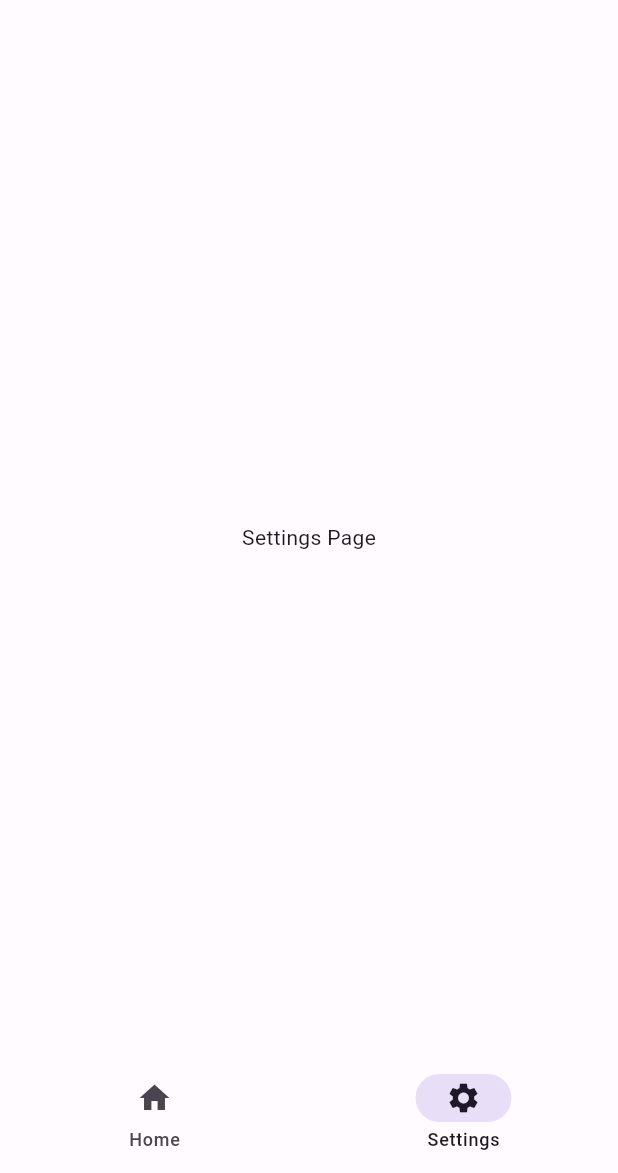
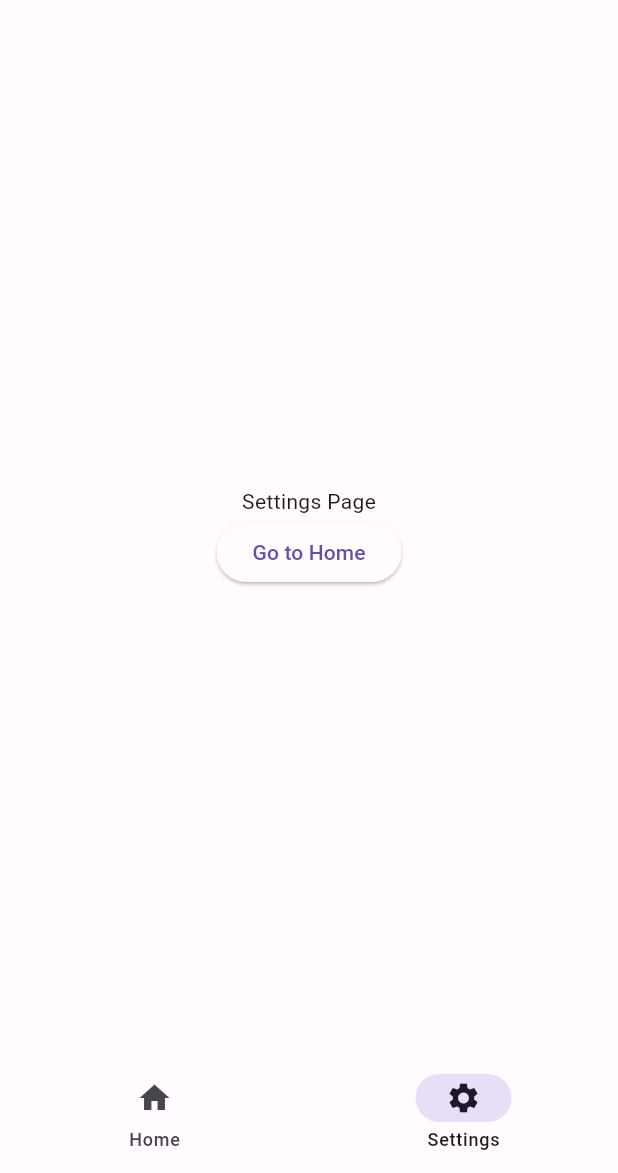
Before and after one commit to willyishmael/ToDo-App, a Flutter app: the screen it shows after launch, item 2 of the bottom bar chosen, on a phone screen of 412 x 824 dp, the part 63-1236 px from its top. Run offline on Flutter 3.47's test engine with Material 2 defaults, Android fonts, the phone set to English and light mode, and no system bars; our stand-ins replace go_router.

Commit message:
add navigation button for simulation

```diff
--- /dev/null
+++ b/lib/application/pages/settings/settings_page.dart
@@ -0,0 +1,25 @@
+import 'package:flutter/material.dart';
+import 'package:todo_app/application/routes/navigation_helper.dart';
+import 'package:todo_app/application/routes/paths.dart';
+
+class SettingsPage extends StatelessWidget {
+  const SettingsPage({super.key});
+
+  @override
+  Widget build(BuildContext context) {
+    return Scaffold(
+      body: Center(
+        child: Column(
+          mainAxisAlignment: MainAxisAlignment.center,
+          children: [
+            const Text('Settings Page'),
+            ElevatedButton(
+              onPressed: () => NavigationHelper.router.go(Paths.homePath),
+              child: const Text('Go to Home'),
+            )
+          ],
+        ),
+      ),
+    );
+  }
+}
--- a/lib/application/routes/navigation_helper.dart
+++ b/lib/application/routes/navigation_helper.dart
@@ -1,6 +1,8 @@
 import 'package:flutter/material.dart';
 import 'package:go_router/go_router.dart';
+import 'package:todo_app/application/pages/home/home_page.dart';
 import 'package:todo_app/application/pages/root/root_page.dart';
+import 'package:todo_app/application/pages/settings/settings_page.dart';
 import 'package:todo_app/application/routes/get_page.dart';
 import 'package:todo_app/application/routes/go_router_observer.dart';
 import 'package:todo_app/application/routes/paths.dart';
@@ -38,7 +40,7 @@ class NavigationHelper {
               GoRoute(
                 path: Paths.homePath,
                 pageBuilder: (context, state) => getPage(
-                  child: const Center(child: Text('Home Page')),
+                  child: const HomePage(),
                   state: state,
                 ),
               ),
@@ -50,7 +52,7 @@ class NavigationHelper {
               GoRoute(
                 path: Paths.settingsPath,
                 pageBuilder: (context, state) => getPage(
-                  child: const Center(child: Text('Settings Page')),
+                  child: const SettingsPage(),
                   state: state,
                 ),
               ),
```
Also changed, not shown: lib/application/pages/home/home_page.dart (added, +25 -0 lines).
